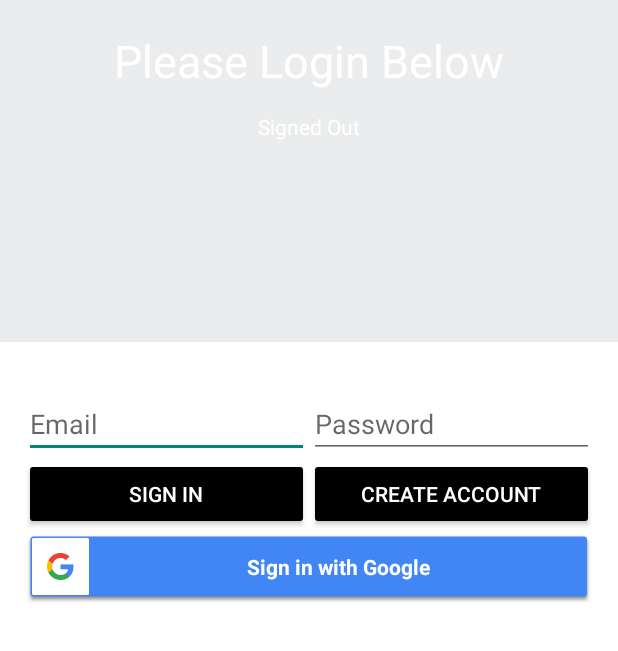
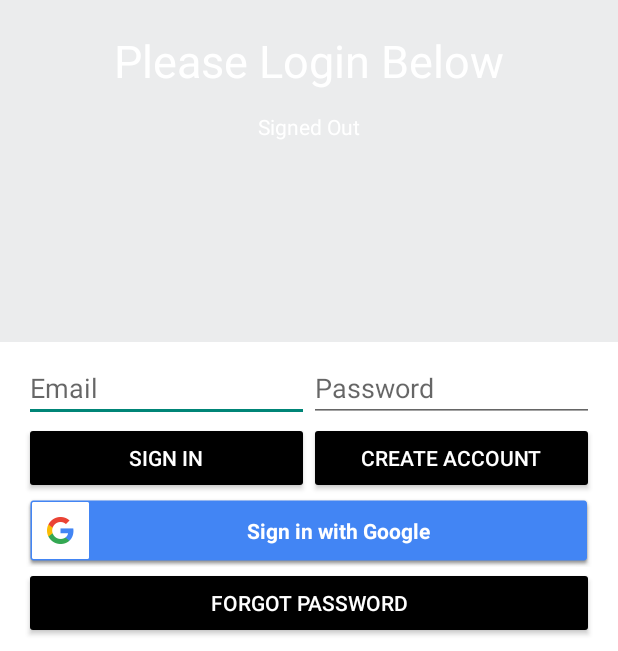
Before and after one commit to Toma5OD/HitList, an Android app: the screen it shows after launch (Login), on a phone screen of 412 x 824 dp, the part 585-1236 px from its top. Run offline under Robolectric (Android 15) with nearby library versions, the phone set to English and light mode, and no system bars; our stand-ins replace Firebase (no records; nobody signed in at launch, a user with empty details on screens opened directly), Timber.

Commit message:
Firebase password reset support added

```diff
--- a/app/src/main/java/ie/setu/hitlist/firebase/FirebaseAuthManager.kt
+++ b/app/src/main/java/ie/setu/hitlist/firebase/FirebaseAuthManager.kt
@@ -10,6 +10,8 @@ import com.google.android.gms.auth.api.signin.GoogleSignInOptions
 import com.google.firebase.auth.FirebaseAuth
 import com.google.firebase.auth.FirebaseUser
 import com.google.firebase.auth.GoogleAuthProvider
+import com.google.firebase.auth.ktx.auth
+import com.google.firebase.ktx.Firebase
 import ie.setu.hitlist.R
 import timber.log.Timber
 
@@ -76,6 +78,7 @@ class FirebaseAuthManager(application: Application) {
 
     fun firebaseAuthWithGoogle(acct: GoogleSignInAccount) {
         Timber.i( "DonationX firebaseAuthWithGoogle:" + acct.id!!)
+        val auth = Firebase.auth
 
         val credential = GoogleAuthProvider.getCredential(acct.idToken, null)
         firebaseAuth!!.signInWithCredential(credential)
--- a/app/src/main/res/layout/login.xml
+++ b/app/src/main/res/layout/login.xml
@@ -93,6 +93,7 @@
                 android:theme="@style/ThemeOverlay.MyDarkButton" />
         </LinearLayout>
         <LinearLayout
+            android:id="@+id/resetEmailPassword"
             android:layout_width="match_parent"
             android:layout_height="wrap_content"
             android:layout_below="@+id/emailPasswordButtons"
@@ -108,31 +109,21 @@
         </LinearLayout>
 
         <LinearLayout
-            android:id="@+id/signedInButtons"
             android:layout_width="match_parent"
             android:layout_height="wrap_content"
-            android:layout_centerInParent="true"
+            android:layout_below="@+id/resetEmailPassword"
             android:orientation="horizontal"
             android:paddingLeft="16dp"
-            android:paddingRight="16dp"
-            android:visibility="gone"
-            android:weightSum="2.0">
+            android:paddingRight="16dp">
             <Button
-                android:id="@+id/signOutButton"
+                android:id="@+id/resetPasswordBtn"
                 style="@style/Widget.AppCompat.Button.Colored"
                 android:layout_width="0dp"
                 android:layout_height="wrap_content"
-                android:layout_weight="1.0"
-                android:text="@string/sign_out"
-                android:theme="@style/ThemeOverlay.MyDarkButton" />
-            <Button
-                android:id="@+id/verifyEmailButton"
-                style="@style/Widget.AppCompat.Button.Colored"
-                android:layout_width="0dp"
-                android:layout_height="wrap_content"
-                android:layout_weight="1.0"
-                android:text="@string/verify_email"
-                android:theme="@style/ThemeOverlay.MyDarkButton" />
+                android:layout_weight="1"
+                android:textAllCaps="true"
+                android:text="@string/reset_password"
+                android:theme="@style/ThemeOverlay.MyDarkButton"/>
         </LinearLayout>
     </RelativeLayout>
 </LinearLayout>
--- a/app/src/main/res/values/strings.xml
+++ b/app/src/main/res/values/strings.xml
@@ -12,6 +12,7 @@
     <string name="button_addRating">Add Hit Target</string>
     <string name="deleteTarget">Delete</string>
     <string name="edit_hit">Edit Hit Target</string>
+    <string name="reset_password">Forgot Password</string>
     <!-- Image Strings -->
     <string name="button_addImage"> Add Target Image </string>
     <string name="select_target_image">Select Target image</string>
```
Also changed, not shown: app/src/main/java/ie/setu/hitlist/ui/auth/Login.kt (+49 -3 lines), app/src/main/res/layout/forgot_password_dialog.xml (added, +8 -0 lines).
